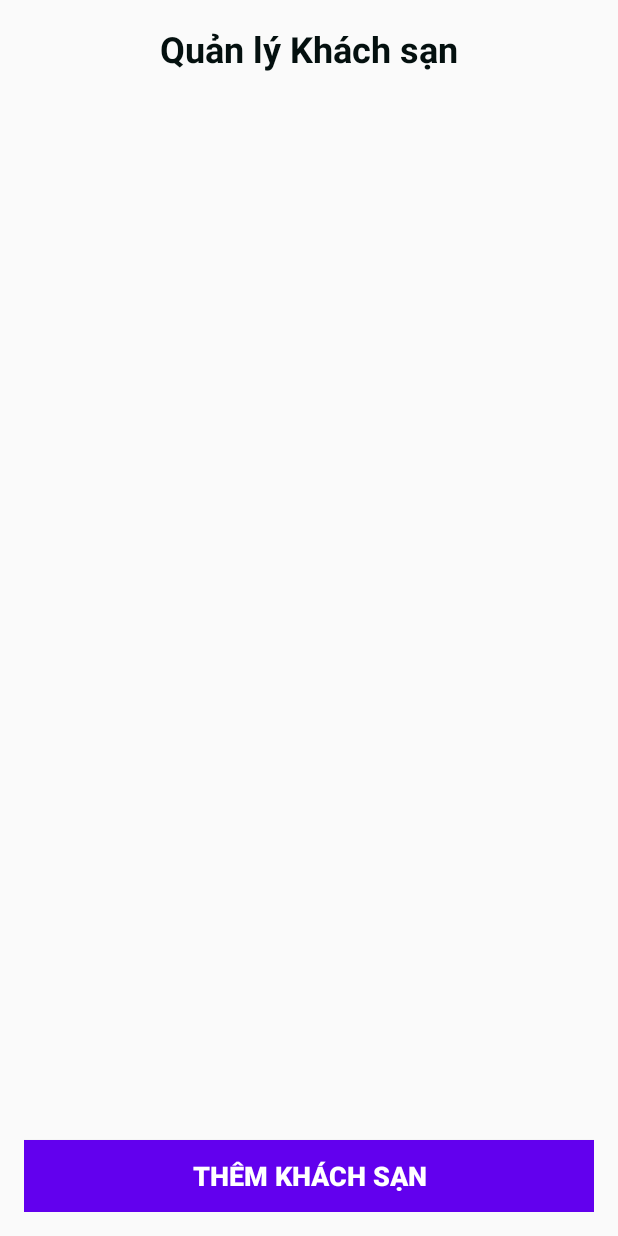
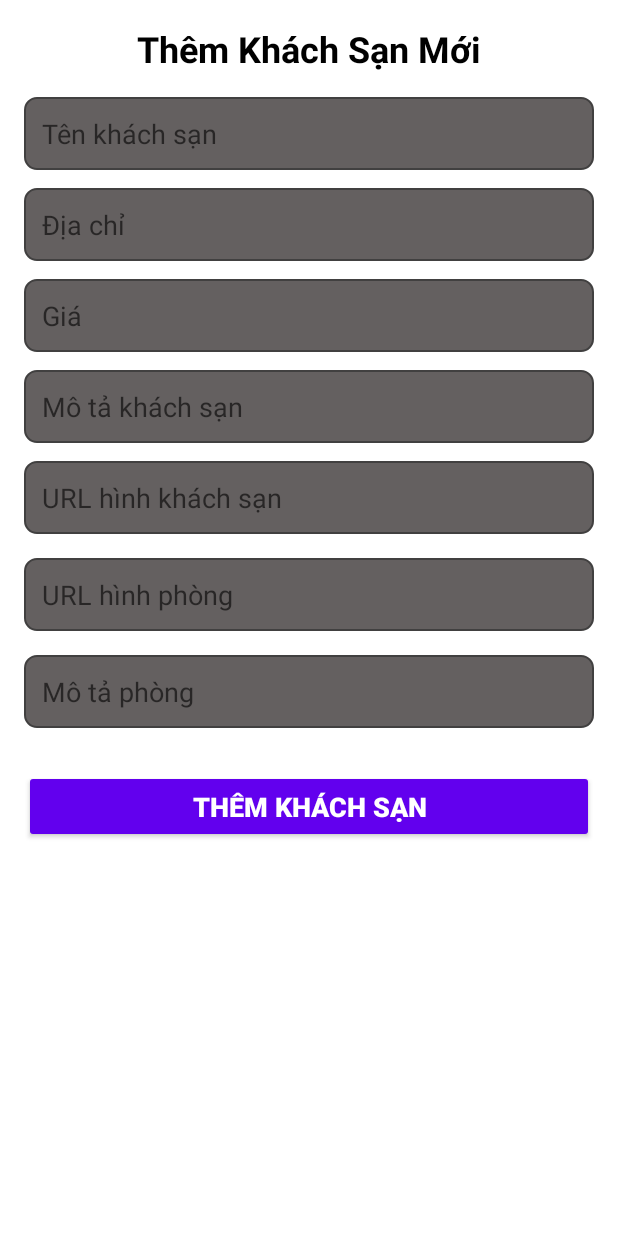
Before and after one commit to caominhdat/mobilehotel, an Android app built with Jetpack Compose: the HotelManageActivity screen opened directly, with no data from a screen before it, after a tap on "THÊM KHÁCH SẠN", on a phone screen of 412 x 824 dp. Run offline under Robolectric (Android 15) with nearby library versions, the phone set to English and light mode, and no system bars; our stand-ins replace Firebase (no records; nobody signed in at launch, a user with empty details on screens opened directly); pictures from the network do not load.

Commit message:
quan tri ks

```diff
--- a/app/src/main/AndroidManifest.xml
+++ b/app/src/main/AndroidManifest.xml
@@ -66,6 +66,13 @@
             android:theme="@style/Theme.HotelApp">
         </activity>
 
+        <activity
+            android:name=".AddHotelActivity"
+            android:exported="true"
+            android:label="@string/app_name"
+            android:theme="@style/Theme.HotelApp">
+        </activity>
+
     </application>
 
 </manifest>
--- /dev/null
+++ b/app/src/main/java/com/cmd/hotelapp/AddHotelActivity.java
@@ -0,0 +1,83 @@
+package com.cmd.hotelapp;
+
+import android.app.Activity;
+import android.content.Intent;
+import android.os.Bundle;
+import android.view.View;
+import android.widget.Button;
+import android.widget.EditText;
+import android.widget.Toast;
+
+import androidx.annotation.NonNull;
+
+import com.cmd.hotelapp.Model.Hotel;
+import com.google.android.gms.tasks.OnCompleteListener;
+import com.google.android.gms.tasks.Task;
+import com.google.firebase.firestore.DocumentReference;
+import com.google.firebase.firestore.FirebaseFirestore;
+
+public class AddHotelActivity extends Activity {
+
+    private EditText editHotelName, editHotelAddress, editHotelPrice, editHotelDescription, editHotelImage, editRoomImage, editDescriptionRoom;
+    private Button buttonAddHotel;
+    private FirebaseFirestore db;
+
+    @Override
+    protected void onCreate(Bundle savedInstanceState) {
+        super.onCreate(savedInstanceState);
+        setContentView(R.layout.activity_add_hotel);
+
+        editHotelName = findViewById(R.id.edit_hotel_name);
+        editHotelAddress = findViewById(R.id.edit_hotel_address);
+        editHotelPrice = findViewById(R.id.edit_hotel_price);
+        editHotelDescription = findViewById(R.id.edit_hotel_description);
+        editHotelImage = findViewById(R.id.edit_hotel_image);
+        editRoomImage = findViewById(R.id.edit_room_image);
+        editDescriptionRoom = findViewById(R.id.edit_room_description);
+        buttonAddHotel = findViewById(R.id.button_add_hotel);
+
+        db = FirebaseFirestore.getInstance();
+
+        buttonAddHotel.setOnClickListener(new View.OnClickListener() {
+            @Override
+            public void onClick(View v) {
+                addHotel();
+            }
+        });
+    }
+
+    private void addHotel() {
+        String name = editHotelName.getText().toString().trim();
+        String address = editHotelAddress.getText().toString().trim();
+        String price = editHotelPrice.getText().toString().trim();
+        String description = editHotelDescription.getText().toString().trim();
+        String image = editHotelImage.getText().toString().trim();
+        String imgRoom = editRoomImage.getText().toString().trim();
+        String descriptionRoom = editDescriptionRoom.getText().toString().trim();
+
+
+        if (name.isEmpty() || address.isEmpty() || price.isEmpty() || description.isEmpty() || image.isEmpty() || imgRoom.isEmpty() || descriptionRoom.isEmpty()) {
+            Toast.makeText(this, "Vui lòng điền đầy đủ thông tin", Toast.LENGTH_SHORT).show();
+            return;
+        }
+
+        Hotel newHotel = new Hotel(name, description, price, address, descriptionRoom, image, imgRoom, 0, 0);
+
+        db.collection("Hotel")
+                .add(newHotel)
+                .addOnCompleteListener(new OnCompleteListener<DocumentReference>() {
+                    @Override
+                    public void onComplete(@NonNull Task<DocumentReference> task) {
+                        if (task.isSuccessful()) {
+                            Toast.makeText(AddHotelActivity.this, "Khách sạn đã được thêm thành công!", Toast.LENGTH_SHORT).show();
+                            Intent intent = new Intent(AddHotelActivity.this, HotelManageActivity.class);
+                            startActivity(intent);
+
+                            finish(); // Đóng Activity sau khi thêm
+                        } else {
+                            Toast.makeText(AddHotelActivity.this, "Có lỗi xảy ra! Thử lại.", Toast.LENGTH_SHORT).show();
+                        }
+                    }
+                });
+    }
+}
--- a/app/src/main/java/com/cmd/hotelapp/HotelManageActivity.java
+++ b/app/src/main/java/com/cmd/hotelapp/HotelManageActivity.java
@@ -1,6 +1,7 @@
 package com.cmd.hotelapp;
 
 import android.app.Activity;
+import android.content.Intent;
 import android.os.Bundle;
 import android.view.View;
 import android.widget.Button;
@@ -43,11 +44,13 @@ public class HotelManageActivity extends Activity {
         loadHotelList();
 
         // Xử lý sự kiện thêm khách sạn
+        Button addHotelButton = findViewById(R.id.add_hotel_button);
         addHotelButton.setOnClickListener(new View.OnClickListener() {
             @Override
             public void onClick(View v) {
-                // Mở một activity khác để thêm khách sạn mới
-                addNewHotel();
+                // Mở AddHotelActivity khi nhấn nút
+                Intent intent = new Intent(HotelManageActivity.this, AddHotelActivity.class);
+                startActivity(intent);
             }
         });
     }
@@ -72,9 +75,4 @@ public class HotelManageActivity extends Activity {
             }
         });
     }
-
-    // Thêm khách sạn mới
-    private void addNewHotel() {
-        // Chuyển đến Activity thêm khách sạn
-    }
 }
--- a/app/src/main/java/com/cmd/hotelapp/Model/Hotel.java
+++ b/app/src/main/java/com/cmd/hotelapp/Model/Hotel.java
@@ -8,11 +8,9 @@ public class Hotel {
     private String image; // URI hoặc URL của hình ảnh khách sạn
     private String imgRoom; // URI hoặc URL của hình ảnh phòng
     private String descriptionRoom; // Mô tả phòng
-    private double sale; // Giảm giá
-    private double quality; // Đánh giá chất lượng
 
     public Hotel() {
-        // Constructor rỗng
+
     }
 
     public Hotel(String name, String description, String price, String address, String descriptionRoom, String image, String imgRoom, double sale, double quality) {
@@ -23,8 +21,6 @@ public class Hotel {
         this.image = image;
         this.imgRoom = imgRoom;
         this.descriptionRoom = descriptionRoom;
-        this.sale = sale;
-        this.quality = quality;
     }
 
     // Các phương thức getter
@@ -56,13 +52,6 @@ public class Hotel {
         return descriptionRoom;
     }
 
-    public double getSale() {
-        return sale;
-    }
-
-    public double getQuality() {
-        return quality;
-    }
 
     // Các phương thức setter
     public void setName(String name) {
@@ -93,14 +82,6 @@ public class Hotel {
         this.descriptionRoom = descriptionRoom;
     }
 
-    public void setSale(double sale) {
-        this.sale = sale;
-    }
-
-    public void setQuality(double quality) {
-        this.quality = quality;
-    }
-
     // Phương thức toString()
     @Override
     public String toString() {
@@ -112,13 +93,6 @@ public class Hotel {
                 ", image='" + image + '\'' +
                 ", imgRoom='" + imgRoom + '\'' +
                 ", descriptionRoom='" + descriptionRoom + '\'' +
-                ", sale=" + sale +
-                ", quality=" + quality +
                 '}';
     }
-
-    // Phương thức tính giá sau giảm giá
-    public double getDiscountedPrice() {
-        return Double.parseDouble(price) * (1 - sale / 100);
-    }
 }
--- /dev/null
+++ b/app/src/main/res/drawable/edit_text_background.xml
@@ -0,0 +1,6 @@
+<?xml version="1.0" encoding="utf-8"?>
+<shape xmlns:android="http://schemas.android.com/apk/res/android">
+    <solid android:color="#646060"/> <!-- Màu nền -->
+    <corners android:radius="8dp"/> <!-- Bo tròn góc -->
+    <stroke android:width="1dp" android:color="#414040"/> <!-- Đường viền -->
+</shape>
--- /dev/null
+++ b/app/src/main/res/layout/activity_add_hotel.xml
@@ -0,0 +1,94 @@
+<?xml version="1.0" encoding="utf-8"?>
+<LinearLayout
+    xmlns:android="http://schemas.android.com/apk/res/android"
+    android:layout_width="match_parent"
+    android:layout_height="match_parent"
+    android:orientation="vertical"
+    android:padding="16dp"
+    android:background="@color/white">
+
+    <TextView
+        android:layout_width="wrap_content"
+        android:layout_height="wrap_content"
+        android:text="Thêm Khách Sạn Mới"
+        android:textSize="24sp"
+        android:textStyle="bold"
+        android:layout_gravity="center_horizontal"
+        android:textColor="@color/black"
+        android:paddingBottom="16dp" />
+
+    <EditText
+        android:id="@+id/edit_hotel_name"
+        android:layout_width="match_parent"
+        android:layout_height="wrap_content"
+        android:hint="Tên khách sạn"
+        android:background="@drawable/edit_text_background"
+        android:padding="12dp"
+        android:layout_marginBottom="12dp"/>
+
+    <EditText
+        android:id="@+id/edit_hotel_address"
+        android:layout_width="match_parent"
+        android:layout_height="wrap_content"
+        android:hint="Địa chỉ"
+        android:background="@drawable/edit_text_background"
+        android:padding="12dp"
+        android:layout_marginBottom="12dp"/>
+
+    <EditText
+        android:id="@+id/edit_hotel_price"
+        android:layout_width="match_parent"
+        android:layout_height="wrap_content"
+        android:hint="Giá"
+        android:background="@drawable/edit_text_background"
+        android:padding="12dp"
+        android:layout_marginBottom="12dp"/>
+
+    <EditText
+        android:id="@+id/edit_hotel_description"
+        android:layout_width="match_parent"
+        android:layout_height="wrap_content"
+        android:hint="Mô tả khách sạn"
+        android:background="@drawable/edit_text_background"
+        android:padding="12dp"
+        android:layout_marginBottom="12dp"/>
+
+    <EditText
+        android:id="@+id/edit_hotel_image"
+        android:layout_width="match_parent"
+        android:layout_height="wrap_content"
+        android:hint="URL hình khách sạn"
+        android:background="@drawable/edit_text_background"
+        android:padding="12dp"
+        android:layout_marginBottom="16dp"/>
+
+    <EditText
+        android:id="@+id/edit_room_image"
+        android:layout_width="match_parent"
+        android:layout_height="wrap_content"
+        android:hint="URL hình phòng"
+        android:background="@drawable/edit_text_background"
+        android:padding="12dp"
+        android:layout_marginBottom="16dp"/>
+
+    <EditText
+        android:id="@+id/edit_room_description"
+        android:layout_width="match_parent"
+        android:layout_height="wrap_content"
+        android:hint="Mô tả phòng"
+        android:background="@drawable/edit_text_background"
+        android:padding="12dp"
+        android:layout_marginBottom="12dp"/>
+
+    <Button
+        android:id="@+id/button_add_hotel"
+        android:layout_width="match_parent"
+        android:layout_height="wrap_content"
+        android:text="Thêm Khách Sạn"
+        android:textSize="18sp"
+        android:textStyle="bold"
+        android:layout_marginTop="16dp"
+        android:backgroundTint="@color/purple_500"
+        android:textColor="@android:color/white"
+        android:padding="12dp"/>
+</LinearLayout>
```
